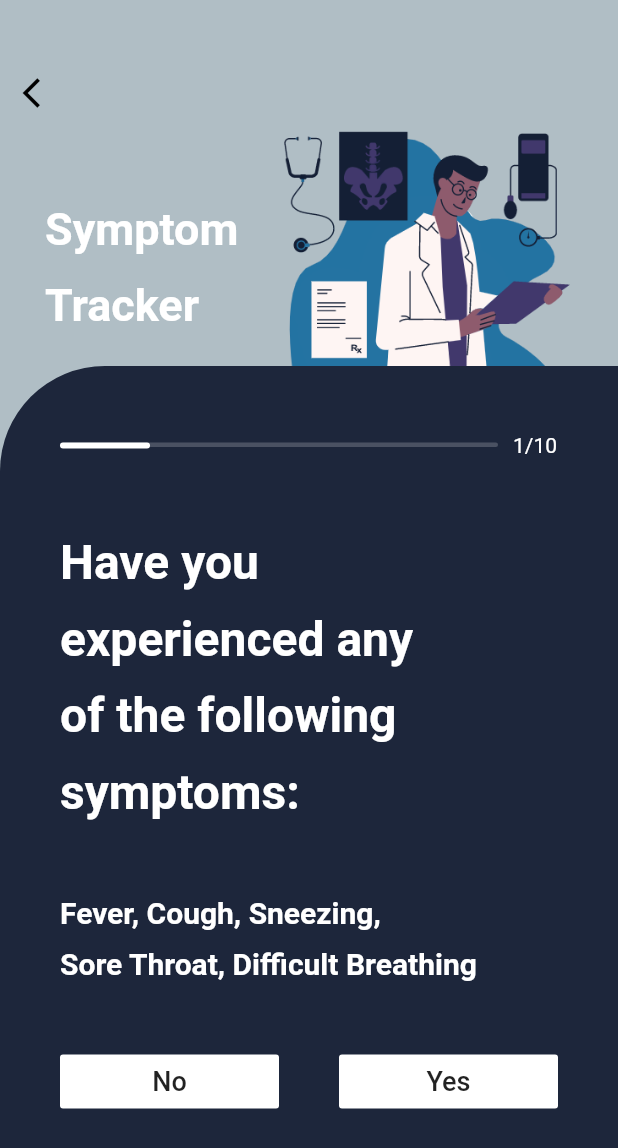
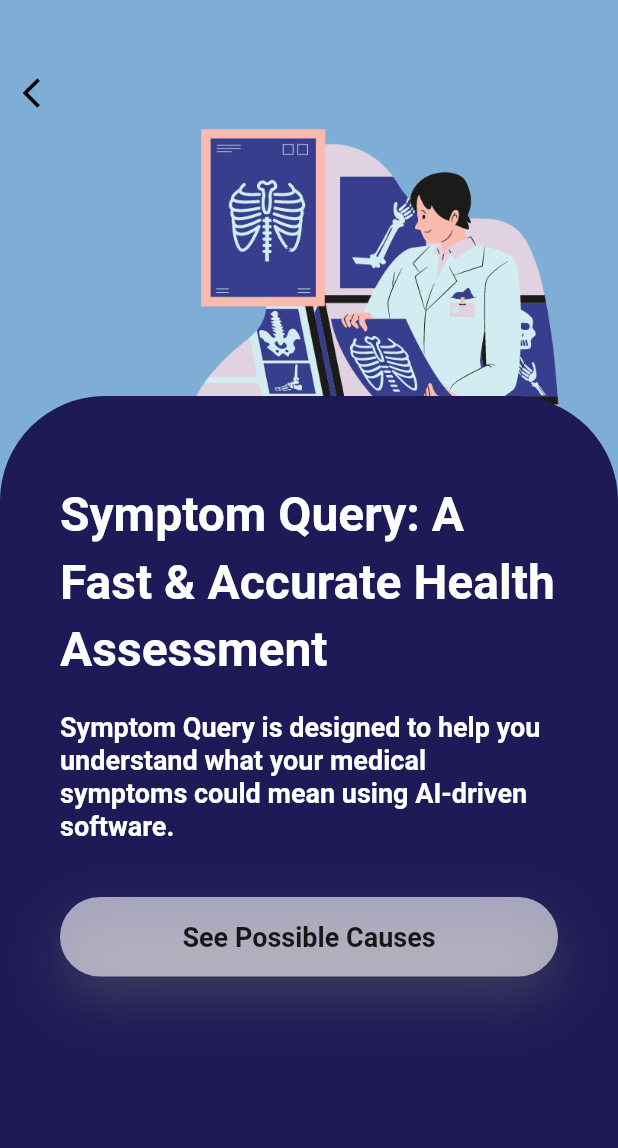
Before and after one commit to AamnaAmer/RecordingView, a Flutter app: the DetailPage screen opened directly, on a phone screen of 412 x 824 dp. Shown: the top 1148 px of the screen. Run offline on Flutter 3.47's test engine with Material 2 defaults, Android fonts, the light colour scheme and no system bars.

Commit message:
"gucci bois"

```diff
--- a/lib/main.dart
+++ b/lib/main.dart
@@ -50,33 +50,17 @@ class WelcomeScreen extends StatelessWidget {
                     style: TextStyle(fontWeight: FontWeight.bold, color: Colors.cyan[200], fontSize: 30),
                   ),
                   TextSpan(
-                    text: "Recording",
+                    text: "Symptoms",
                     style: TextStyle(fontWeight: FontWeight.bold, color: Colors.white, fontSize: 50),
                   ),
                 ],
               ),
             ),
-            SizedBox(
-                width: MediaQuery.of(context).size.width * .5,
-                child: RoundedButton(
-                  text: "Start Recording",
-                  fontSize: 18,
-                  press: () {
-                    Navigator.push(
-                      context,
-                      MaterialPageRoute(
-                        builder: (context) {
-                          return HomeScreen();
-                        },
-                      ),
-                    );
-                  },
-                )
-            ),
+
             SizedBox(
               width: MediaQuery.of(context).size.width * .5,
               child: RoundedButton(
-                text: "Symptom Tracker",
+                text: "Symptom Query",
                 fontSize: 18,
                 press: () {
                   Navigator.push(
--- a/lib/screens/home_screen.dart
+++ b/lib/screens/home_screen.dart
@@ -1,4 +1,5 @@
 import 'package:flutter/material.dart';
+import 'package:recording_page/widgets/rounded_button.dart';
 
 class HomeScreen extends StatelessWidget {
   @override
@@ -27,7 +28,7 @@ class _DetailPageState extends State<DetailPage> {
   @override
   Widget build(BuildContext context) {
     return Scaffold(
-      backgroundColor: Colors.blueGrey[200],
+      backgroundColor: const Color.fromRGBO(126, 174, 214, 1.0),
       body: getBody(),
     );
   }
@@ -42,7 +43,7 @@ class _DetailPageState extends State<DetailPage> {
                 Navigator.pop(context);
               },
               child: Padding(
-                padding: const EdgeInsets.only(left: 15),
+                padding: const EdgeInsets.only(left: 15, right: 15),
                 child: Icon(Icons.arrow_back_ios,color: Colors.black,),
               ),
             ),
@@ -57,24 +58,24 @@ class _DetailPageState extends State<DetailPage> {
                         child: Row(
                           mainAxisAlignment: MainAxisAlignment.spaceBetween,
                           children: <Widget>[
-                            Text("Symptom\nTracker",style: TextStyle(
+                            Text("",style: TextStyle(
                               height:1.7,
                               fontWeight: FontWeight.bold,
                               fontSize: 30,
                               color: Colors.white,
                             ),),
-                            Image.asset("assets/images/book-3.png")
+                            Image.asset("assets/images/image-1.PNG")
                           ],
                         ),),
                     ),
                     Padding(
-                      padding: const EdgeInsets.only(top: 170),
+                      padding: const EdgeInsets.only(top: 190),
                       child: Container(
                         clipBehavior: Clip.hardEdge,
                         width: double.infinity,
                         decoration: BoxDecoration(
-                            color: Color(0xFF1d263b),
-                            borderRadius: BorderRadius.only(topLeft: Radius.circular(70))
+                            color: const Color.fromRGBO(29, 26, 87, 1.0),
+                            borderRadius: BorderRadius.only(topLeft: Radius.circular(70), topRight: Radius.circular(70))
                         ),
                         child:  ListView(
                           padding: EdgeInsets.only(
@@ -84,67 +85,33 @@ class _DetailPageState extends State<DetailPage> {
                               top:45
                           ),
                           children: <Widget>[
-                            Row(
-                              children: <Widget>[
-                                Container(
-                                  child: Stack(
-                                    children: <Widget>[
-                                      Container(
-                                        height: 4,
-                                        width: 60,
-                                        decoration: BoxDecoration(
-                                            color: Colors.white,
-                                            borderRadius: BorderRadius.circular(4)
-                                        ),
-                                      ),
-                                      Container(
-                                        height: 3,
-                                        width: size.width - 120,
-                                        decoration: BoxDecoration(
-                                            color: Colors.white.withOpacity(0.2),
-                                            borderRadius: BorderRadius.circular(4)
-                                        ),
-                                      )
-                                    ],
-                                  ),
-                                ),
-                                SizedBox(width: 10,),
-                                Text("1/10",style: TextStyle(color: Colors.white,),)
-                              ],
-                            ),
-                            SizedBox(height: 40,),
-                            Text("Have you\nexperienced any\nof the following\nsymptoms:",style: TextStyle(fontSize: 32,fontWeight: FontWeight.bold,color: Colors.white,height: 1.6),),
-                            SizedBox(height: 40,),
-                            Text("Fever, Cough, Sneezing,\nSore Throat, Difficult Breathing",style: TextStyle(
-                              height: 1.7,
+                            SizedBox(height: 10,),
+                            Text("Symptom Query: A Fast & Accurate Health Assessment",style: TextStyle(fontSize: 32,fontWeight: FontWeight.bold,color: Colors.white,height: 1.4),),
+                            SizedBox(height: 20,),
+                            Text("Symptom Query is designed to help you understand what your medical symptoms could mean using AI-driven software.",style: TextStyle(
+                              height: 1.2,
                               fontWeight: FontWeight.bold,
-                              fontSize: 20,
+                              fontSize: 18,
                               color: Colors.white,
                             ),),
-                            SizedBox(height: 40,),
-                            Row(
-                              children: <Widget>[
-                                Container(
-                                  width: (size.width -120) /2  ,
-                                  child: FlatButton(
-                                      color: Colors.white,
-                                      onPressed: (){
-                                        // your no function here
-                                      }, child: Text("No",style: TextStyle(fontSize: 18),)),
+                            SizedBox(height: 20,),
+                        SizedBox(
+                          width: MediaQuery.of(context).size.width * .5,
+                          child: RoundedButton(
+                            text: "See Possible Causes",
+                            fontSize: 18,
+                            press: () {
+                              Navigator.push(
+                                context,
+                                MaterialPageRoute(
+                                  builder: (context) {
+                                    return DetailPage();
+                                  },
                                 ),
-                                SizedBox(width: 40,),
-                                Container(
-                                  width: (size.width -120) /2  ,
-                                  child: FlatButton(
-                                      color: Colors.white,
-                                      onPressed: (){
-                                        // your yes function here
-                                      }, child: Text("Yes",style: TextStyle(fontSize: 18),)),
-
-                                ),
-                              ],
-                            )
-                          ],
+                              );
+                            },
+                          ),
+                        ),],
                         ),
                       ),
                     )
```
Also changed, not shown: assets/images/image-1.PNG (added).
